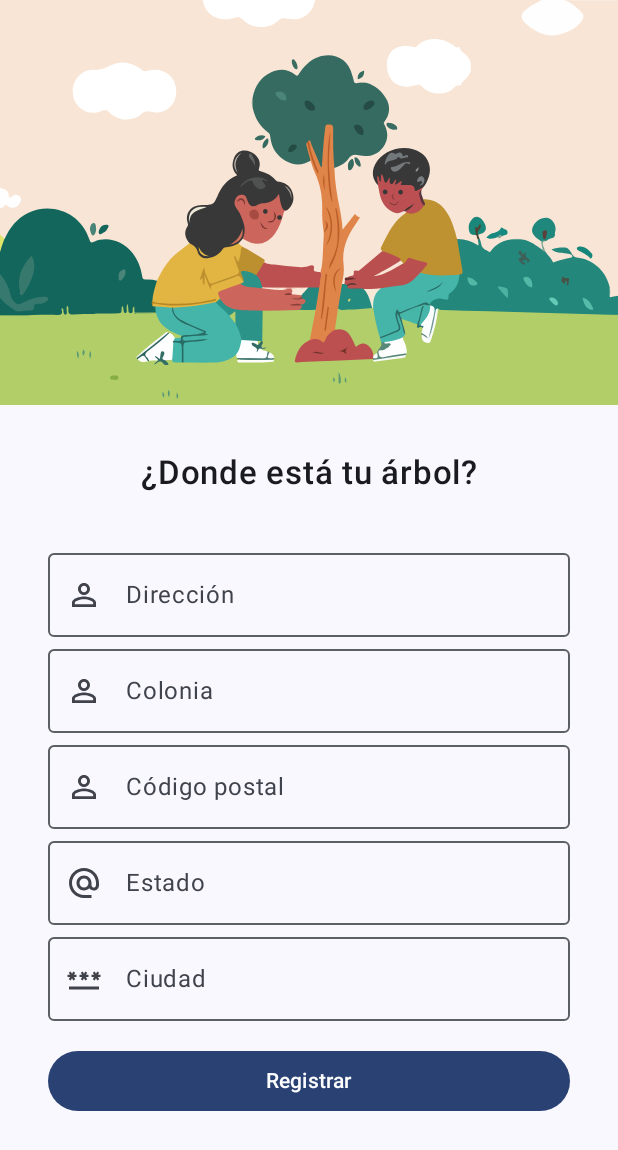
After one commit to patyjs/Jetpack_UI_Adoptree, an Android app built with Jetpack Compose: the RegistroDireccionArbolActivity screen opened directly, with no data from a screen before it, on a phone screen of 412 x 824 dp. The commit adds this screen. Shown: the top 1150 px of the screen. Run offline under Robolectric (Android 15) with nearby library versions, the light colour scheme and no system bars.

Commit message:
Añadiendo la interfaz de registro del árbol

```diff
--- a/app/build.gradle
+++ b/app/build.gradle
@@ -59,6 +59,7 @@ dependencies {
     implementation 'androidx.compose.material3:material3'
     implementation platform('androidx.compose:compose-bom:2022.10.00')
     implementation platform('androidx.compose:compose-bom:2022.10.00')
+    implementation platform('androidx.compose:compose-bom:2022.10.00')
     testImplementation 'junit:junit:4.13.2'
     androidTestImplementation 'androidx.test.ext:junit:1.1.5'
     androidTestImplementation 'androidx.test.espresso:espresso-core:3.5.1'
@@ -66,6 +67,7 @@ dependencies {
     androidTestImplementation 'androidx.compose.ui:ui-test-junit4'
     androidTestImplementation platform('androidx.compose:compose-bom:2022.10.00')
     androidTestImplementation platform('androidx.compose:compose-bom:2022.10.00')
+    androidTestImplementation platform('androidx.compose:compose-bom:2022.10.00')
     debugImplementation 'androidx.compose.ui:ui-tooling'
     debugImplementation 'androidx.compose.ui:ui-test-manifest'
 }
--- a/app/src/main/AndroidManifest.xml
+++ b/app/src/main/AndroidManifest.xml
@@ -12,6 +12,11 @@
         android:supportsRtl="true"
         android:theme="@style/Theme.Myapp"
         tools:targetApi="31">
+        <activity
+            android:name=".RegistroDireccionArbolActivity"
+            android:exported="false"
+            android:label="@string/title_activity_registro_direccion_arbol"
+            android:theme="@style/Theme.Myapp" />
         <activity
             android:name=".RegistroActivity"
             android:exported="false"
--- /dev/null
+++ b/app/src/main/java/com/example/myapp/RegistroDireccionArbolActivity.kt
@@ -0,0 +1,191 @@
+package com.example.myapp
+
+import android.os.Bundle
+import androidx.activity.ComponentActivity
+import androidx.activity.compose.setContent
+import androidx.compose.foundation.Image
+import androidx.compose.foundation.clickable
+import androidx.compose.foundation.layout.Column
+import androidx.compose.foundation.layout.Row
+import androidx.compose.foundation.layout.Spacer
+import androidx.compose.foundation.layout.fillMaxHeight
+import androidx.compose.foundation.layout.fillMaxSize
+import androidx.compose.foundation.layout.fillMaxWidth
+import androidx.compose.foundation.layout.height
+import androidx.compose.foundation.layout.padding
+import androidx.compose.foundation.layout.width
+import androidx.compose.foundation.rememberScrollState
+import androidx.compose.foundation.verticalScroll
+import androidx.compose.material3.Button
+import androidx.compose.material3.ExperimentalMaterial3Api
+import androidx.compose.material3.Icon
+import androidx.compose.material3.IconButton
+import androidx.compose.material3.MaterialTheme
+import androidx.compose.material3.OutlinedTextField
+import androidx.compose.material3.Surface
+import androidx.compose.material3.Text
+import androidx.compose.runtime.Composable
+import androidx.compose.runtime.getValue
+import androidx.compose.runtime.mutableStateOf
+import androidx.compose.runtime.remember
+import androidx.compose.runtime.setValue
+import androidx.compose.ui.Alignment
+import androidx.compose.ui.ExperimentalComposeUiApi
+import androidx.compose.ui.Modifier
+import androidx.compose.ui.layout.ContentScale
+import androidx.compose.ui.res.painterResource
+import androidx.compose.ui.text.font.FontWeight
+import androidx.compose.ui.text.input.PasswordVisualTransformation
+import androidx.compose.ui.tooling.preview.Preview
+import androidx.compose.ui.unit.dp
+import androidx.compose.ui.unit.sp
+import com.example.myapp.ui.theme.MyappTheme
+
+class RegistroDireccionArbolActivity : ComponentActivity() {
+    override fun onCreate(savedInstanceState: Bundle?) {
+        super.onCreate(savedInstanceState)
+        setContent {
+            MyappTheme {
+                // A surface container using the 'background' color from the theme
+                Surface(
+                    modifier = Modifier.fillMaxSize(),
+                    color = MaterialTheme.colorScheme.background
+                ) {
+                    Greeting("Android")
+                }
+            }
+        }
+    }
+}
+
+@OptIn(ExperimentalMaterial3Api::class, ExperimentalComposeUiApi::class)
+@Composable
+fun Greeting(name: String, modifier: Modifier = Modifier) {
+
+    var direccion_txt by remember { mutableStateOf("") }
+    var colonia_txt by remember { mutableStateOf("") }
+    var cp_txt by remember { mutableStateOf("") }
+    var estado_txt by remember { mutableStateOf("") }
+    var ciudad_txt by remember { mutableStateOf("") }
+
+    Column( // PARA COLOCAR ELEMENTOS DE FORMA VERTICAL (UNO ENCIMA DE OTRO)
+        modifier = Modifier
+            .fillMaxSize()
+            .padding(0.dp))
+    {
+        Image(
+            painter = painterResource(id = R.drawable.splash_image),
+            contentDescription = null,
+            contentScale = ContentScale.Crop,
+            modifier = Modifier
+                .height(270.dp)
+        )
+
+        // SE UTLILIZAN COLUMNAS ANIDADAS PARA AGRUPAR Y ORGANIZAR ELEMENTOS, SIN PERDER EL APILAMIENTO VERTICAL
+        Column(
+            modifier = Modifier
+                .fillMaxWidth()
+                .padding(horizontal = 0.dp, vertical = 32.dp),
+            horizontalAlignment = Alignment.CenterHorizontally, //centrar elementos de forma horizontal
+        ) {
+            Text(
+                text = "¿Donde está tu árbol?",
+                modifier = modifier,
+                fontSize = 22.sp,
+                fontWeight = FontWeight.SemiBold
+            )
+        }
+
+        Column(
+            modifier = Modifier
+                .fillMaxWidth()
+                .padding(horizontal = 32.dp, vertical = 0.dp)
+                ){
+            OutlinedTextField(
+                modifier = Modifier
+                    .fillMaxWidth(),
+                value = direccion_txt,
+                label = { Text( "Dirección") },
+                leadingIcon = {
+                    Icon(
+                        painterResource(id = R.drawable.persona_24),
+                        contentDescription = null)
+                },
+                onValueChange = { entry ->
+                    direccion_txt = entry
+                })
+
+            OutlinedTextField(
+                modifier = Modifier
+                    .fillMaxWidth(),
+                value = colonia_txt,
+                label = { Text( "Colonia") },
+                leadingIcon = {
+                    Icon(
+                        painterResource(id = R.drawable.persona_24),
+                        contentDescription = null)
+                },
+                onValueChange = { entry ->
+                    colonia_txt = entry
+                })
+
+            OutlinedTextField(
+                modifier = Modifier
+                    .fillMaxWidth(),
+                value = cp_txt,
+                label = { Text( "Código postal") },
+                leadingIcon = {
+                    Icon(
+                        painterResource(id = R.drawable.persona_24),
+                        contentDescription = null)
+                },
+                onValueChange = { entry ->
+                    cp_txt = entry
+                })
+
+            OutlinedTextField(
+                modifier = Modifier
+                    .fillMaxWidth(),
+                value = estado_txt,
+                label = { Text( "Estado") },
+                leadingIcon = {
+                    Icon(
+                        painterResource(id = R.drawable.arroba_email_24),
+                        contentDescription = null)
+                },
+                onValueChange = { entry ->
+                    estado_txt = entry
+                })
+
+            OutlinedTextField(
+                modifier = Modifier
+                    .fillMaxWidth(),
+                value = ciudad_txt,
+                label = { Text( "Ciudad") },
+                leadingIcon = {
+                    Icon(
+                        painterResource(id = R.drawable.password_24),
+                        contentDescription = null)
+                },
+                onValueChange = { entry ->
+                    ciudad_txt = entry
+                })
+            Button(
+                modifier = Modifier
+                    .fillMaxWidth()
+                    .padding(horizontal = 0.dp, vertical = 16.dp),
+                onClick = {  }
+            ) { Text("Registrar") }
+
+        }
+    }
+}
+
+
+@Preview(showBackground = true)
+@Composable
+fun GreetingPreview() {
+    MyappTheme {
+        Greeting("Android")
+    }
+}
--- a/app/src/main/res/values/strings.xml
+++ b/app/src/main/res/values/strings.xml
@@ -2,4 +2,5 @@
     <string name="app_name">Myapp</string>
     <string name="title_activity_login">LoginActivity</string>
     <string name="title_activity_registro">RegistroActivity</string>
+    <string name="title_activity_registro_direccion_arbol">RegistroDireccionArbolActivity</string>
 </resources>
```
